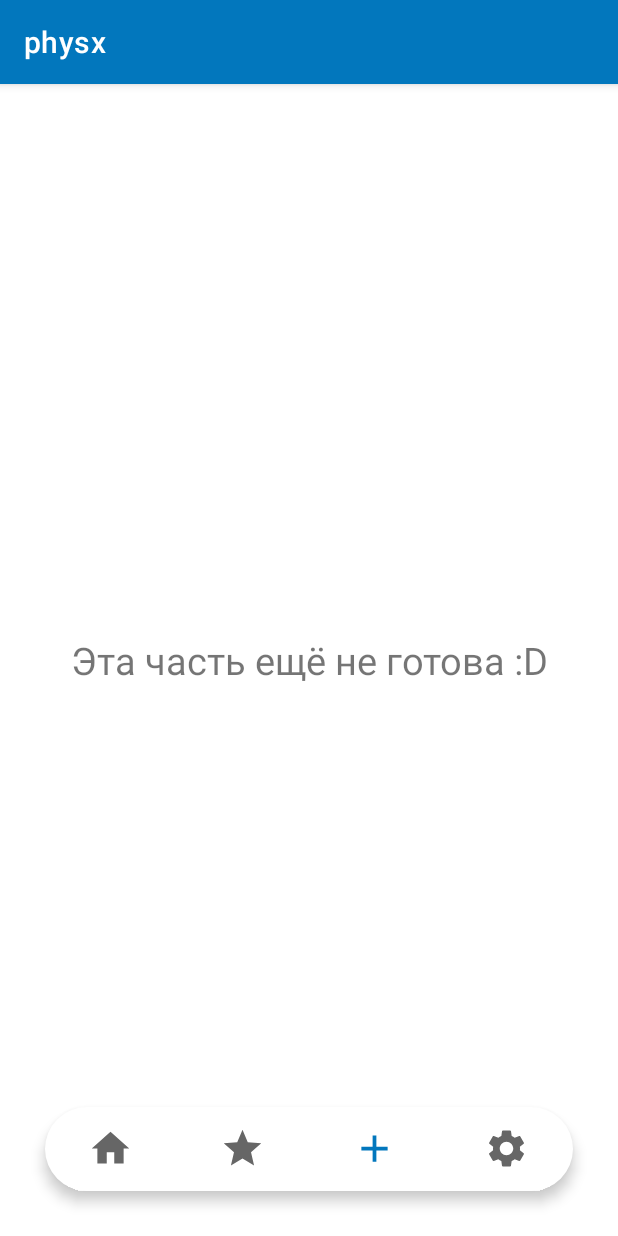
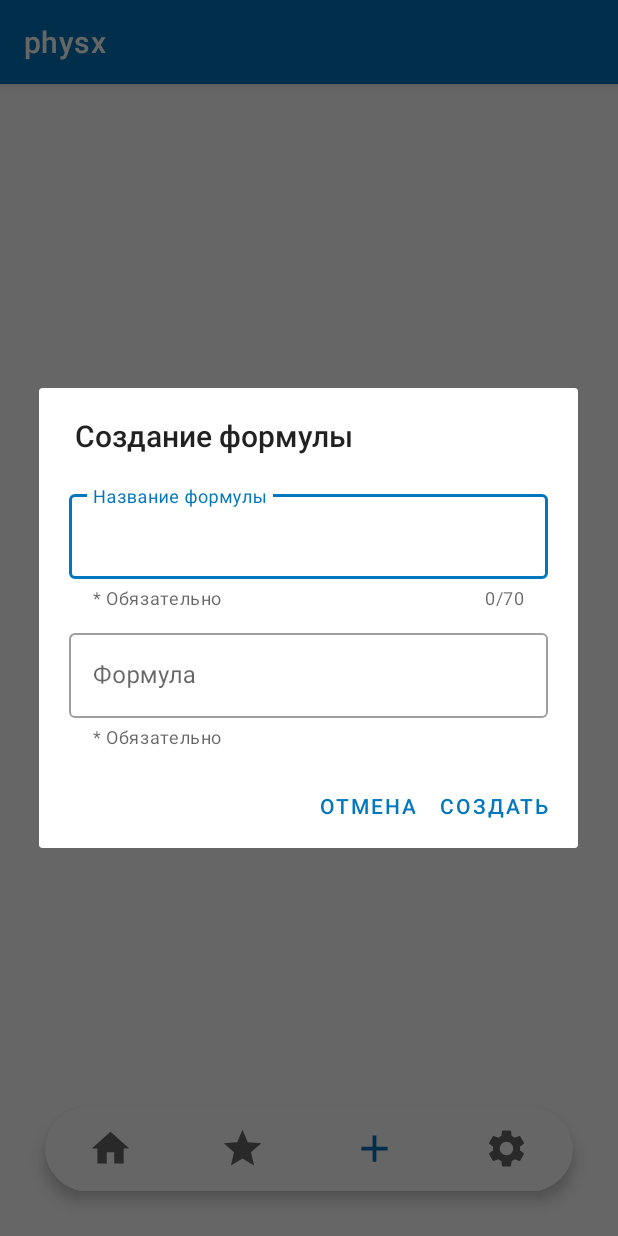
Before and after one commit to alt-qi/exp, an Android app: the screen it shows after launch (MainActivity), item 3 of the bottom bar chosen, on a phone screen of 412 x 824 dp. Run offline under Robolectric (Android 15) with nearby library versions, the phone set to English and light mode, and no system bars; our stand-ins replace Room's generated code, navigation-ui; libraries missing offline, so code that uses them is left out: ru.noties.jlatexmath; Roboto replaces fonts that are not available here.

Commit message:
formulasa can be created again

```diff
--- a/app/src/main/java/ru/altqi/physx/ui/FormulaCreationDialog.java
+++ b/app/src/main/java/ru/altqi/physx/ui/FormulaCreationDialog.java
@@ -6,13 +6,16 @@ import android.os.Bundle;
 
 import androidx.appcompat.app.AlertDialog;
 import androidx.fragment.app.DialogFragment;
+import androidx.lifecycle.ViewModelProvider;
 
 import com.google.android.material.snackbar.Snackbar;
 import com.google.android.material.textfield.TextInputEditText;
 
+import ru.altqi.physx.FormulaListViewModel;
 import ru.altqi.physx.MainActivity;
 import ru.altqi.physx.R;
 import ru.altqi.physx.data.FormulaDao;
+import ru.altqi.physx.data.FormulaDatabase;
 import ru.altqi.physx.data.FormulaEntity;
 
 public class FormulaCreationDialog extends DialogFragment {
@@ -26,9 +29,9 @@ public class FormulaCreationDialog extends DialogFragment {
 //        this.formulaDao = formulaDao;
 //    }
 
-    public FormulaCreationDialog(FormulaDao formulaDao) {
+    public FormulaCreationDialog() {
         super();
-        this.formulaDao = formulaDao;
+        this.formulaDao = FormulaDatabase.getDatabase(getActivity()).formulaDao();
     }
 
     @Override
@@ -39,11 +42,19 @@ public class FormulaCreationDialog extends DialogFragment {
                 .setTitle("Создание формулы")
                 .setView(R.layout.dialog_formula_creation)
                 .setNegativeButton("Отмена", null)
-                .setPositiveButton("Создать", new CreateFormulaButtonOnClickListener())
+                .setPositiveButton("Создать", new CreateFormulaButtonOnClickListener(
+                        new ViewModelProvider(getActivity()).get(FormulaListViewModel.class)
+                ))
                 .create();
     }
 
     class CreateFormulaButtonOnClickListener implements DialogInterface.OnClickListener {
+        FormulaListViewModel viewModel;
+
+        CreateFormulaButtonOnClickListener(FormulaListViewModel viewModel) {
+            this.viewModel = viewModel;
+        }
+
         @Override
         public void onClick(DialogInterface dialogInterface, int i) {
             if (i == DialogInterface.BUTTON_POSITIVE) {
@@ -59,9 +70,7 @@ public class FormulaCreationDialog extends DialogFragment {
                 formulaEntity.isFavorite = false;
 
                 formulaDao.addFormula(formulaEntity);
-
-//                adapter.formulas.add(formulaEntity);
-//                adapter.notifyItemInserted(adapter.getItemCount() - 1);
+                viewModel.updateFormulaList();
 
                 Snackbar.make(((MainActivity) getActivity()).findViewById(R.id.nav_host_fragment),
                         "Формула создана!", Snackbar.LENGTH_SHORT).show();
--- a/app/src/main/res/navigation/app_navigation.xml
+++ b/app/src/main/res/navigation/app_navigation.xml
@@ -17,11 +17,16 @@
         android:label="Избранные формулы"
         tools:layout="@layout/fragment_uncompleted" />
 
-    <fragment
+<!--    <fragment-->
+<!--        android:id="@+id/nav_add_formula"-->
+<!--        android:name="ru.altqi.physx.ui.UncompletedFragment"-->
+<!--        android:label="Избранные формулы"-->
+<!--        tools:layout="@layout/fragment_uncompleted" />-->
+
+    <dialog
         android:id="@+id/nav_add_formula"
-        android:name="ru.altqi.physx.ui.UncompletedFragment"
-        android:label="Избранные формулы"
-        tools:layout="@layout/fragment_uncompleted" />
+        android:name="ru.altqi.physx.ui.FormulaCreationDialog"
+        tools:layout="@layout/dialog_formula_creation" />
 
     <fragment
         android:id="@+id/nav_settings"
```
